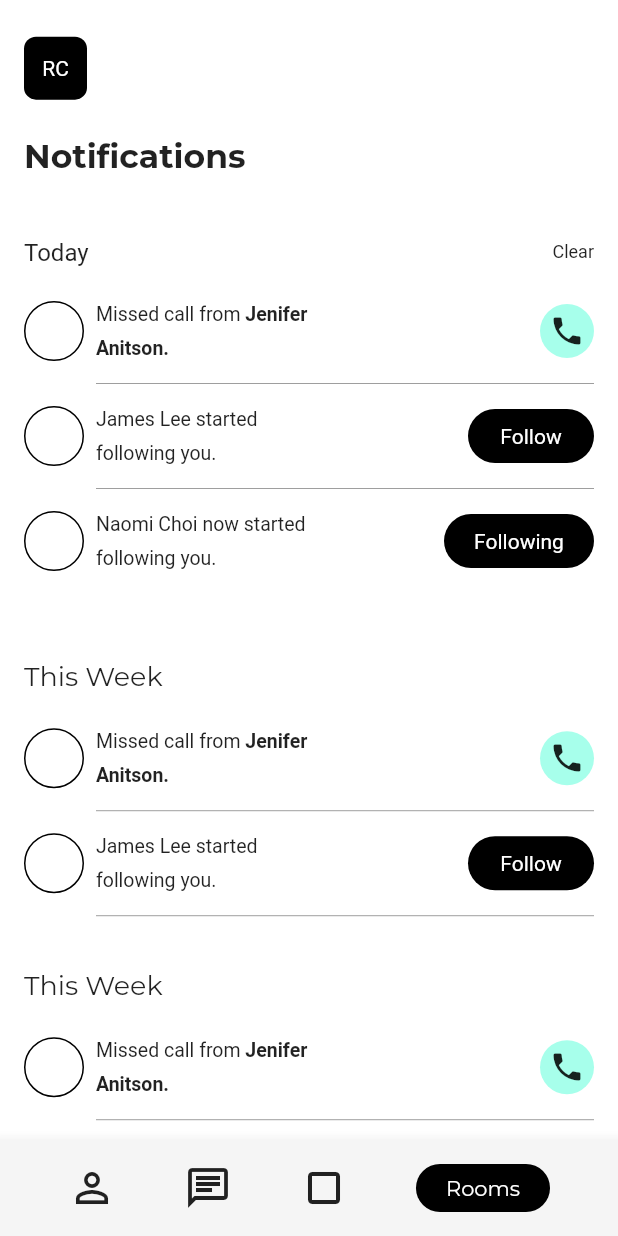
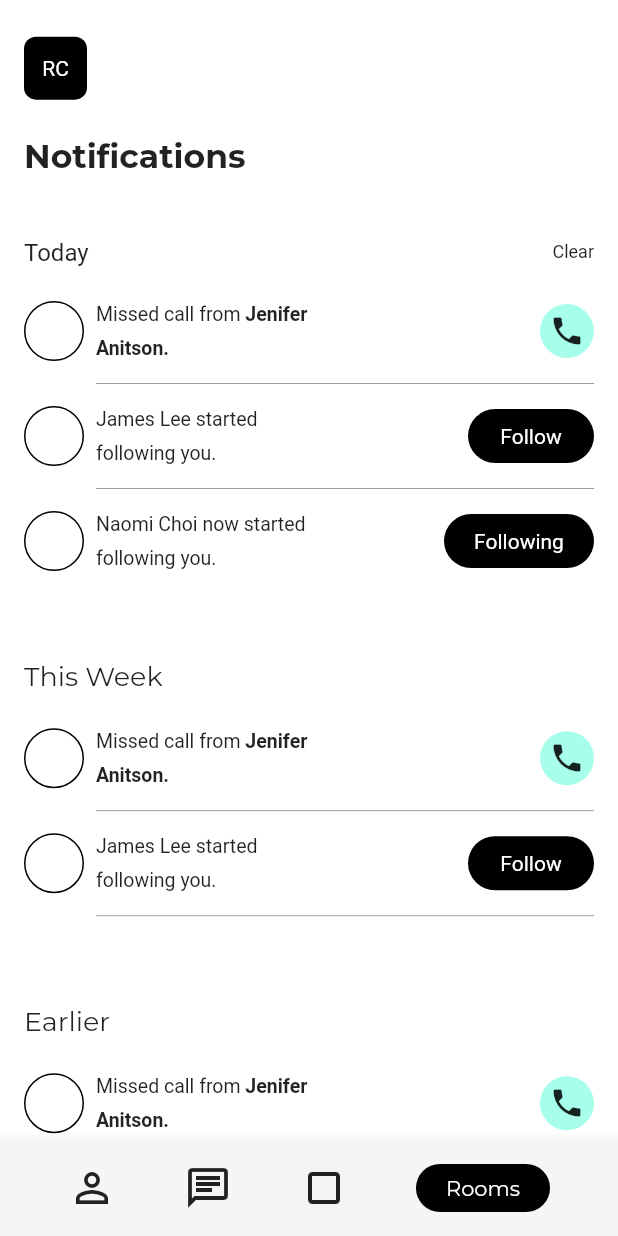
Before and after one commit to JAICHANGPARK/flutter_notebook_8th_story, a Flutter app: the SocialHomePage screen opened by its route, on a phone screen of 412 x 824 dp. Run offline on Flutter 3.47's test engine with Material 2 defaults, Android fonts, the phone set to English and light mode, and no system bars; our stand-ins replace badges, flutter_hooks, google_fonts, hooks_riverpod, state_notifier.

Commit message:
Update social_home_page.dart

```diff
--- a/lib/ep588_social_app/social_home_page.dart
+++ b/lib/ep588_social_app/social_home_page.dart
@@ -375,6 +375,9 @@ class _SocialHomePageState extends State<SocialHomePage> {
                         ],
                       ),
                     ),
+                    SizedBox(
+                      height: 24,
+                    ),
                     Container(
                       height: MediaQuery.of(context).size.height / 4,
                       width: double.infinity,
@@ -382,7 +385,7 @@ class _SocialHomePageState extends State<SocialHomePage> {
                       child: Column(
                         crossAxisAlignment: CrossAxisAlignment.start,
                         children: [
-                          Text("This Week",style: GoogleFonts.montserrat(
+                          Text("Earlier",style: GoogleFonts.montserrat(
                             fontSize: 18,
                           ),),
                           SizedBox(height: 16,),
```
